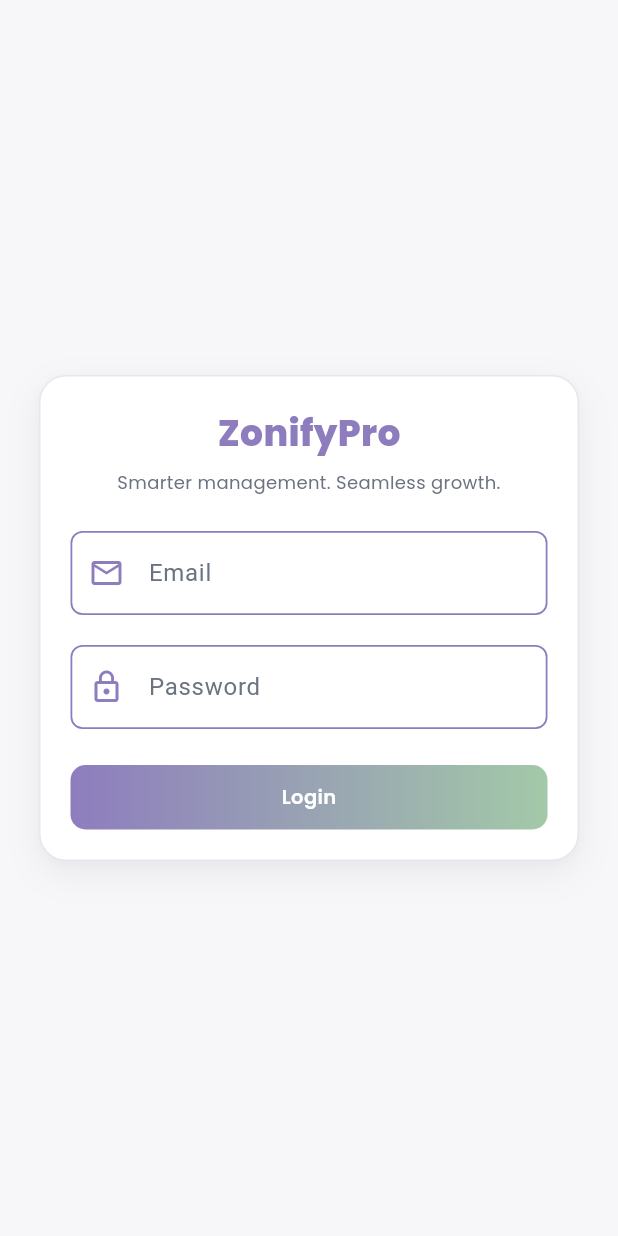
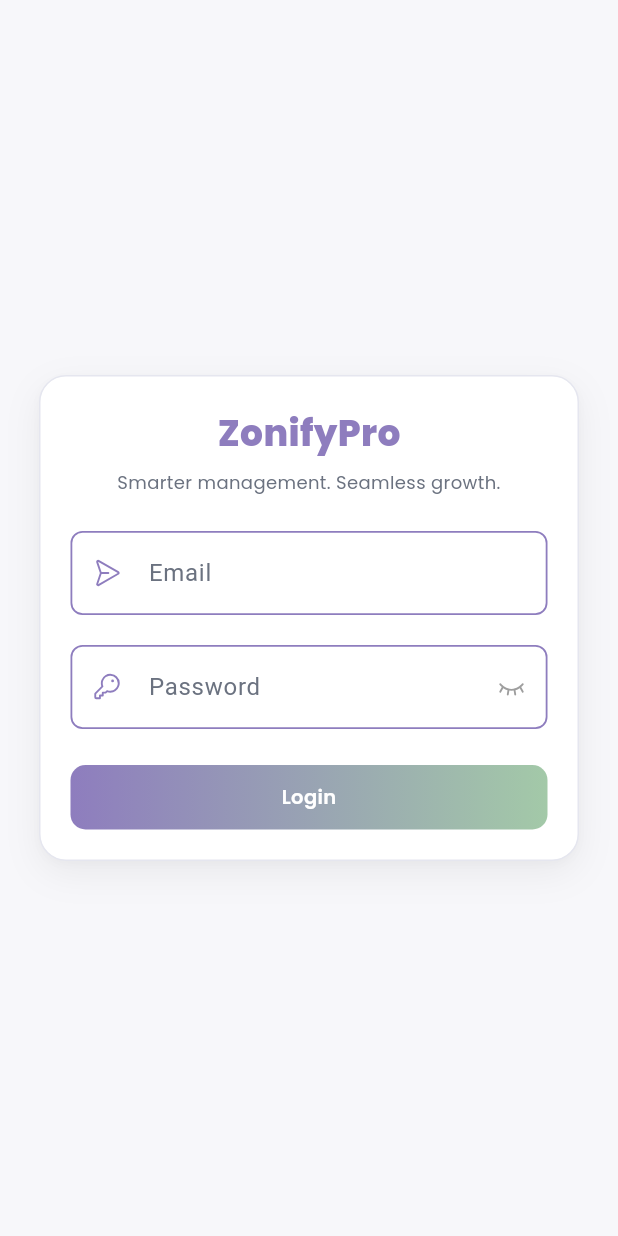
Before and after one commit to AbdulHaseeb4/ZonifyProApplication, a Flutter app: the screen it shows after launch, on a phone screen of 412 x 824 dp. Run offline on Flutter 3.47's test engine with Material 3 defaults, Android fonts, the phone set to English and light mode, and no system bars; our stand-ins replace cloud_firestore, dotted_border, dropdown_button2, firebase_auth, firebase_core, flutter_riverpod and 4 more; accounts and stored records are empty.

Commit message:
phosphor icons add

```diff
--- a/lib/screens/auth/login/login_screen.dart
+++ b/lib/screens/auth/login/login_screen.dart
@@ -1,7 +1,7 @@
 import 'package:flutter/material.dart';
 import 'package:flutter_riverpod/flutter_riverpod.dart';
 import 'package:google_fonts/google_fonts.dart';
-
+import 'package:phosphor_flutter/phosphor_flutter.dart'; // ✅ add this
 import '../../../core/theme.dart';
 import '../../../main.dart'; // rootScaffoldMessengerKey
 import '../../../providers/auth_provider.dart';
@@ -18,6 +18,7 @@ class _LoginScreenState extends ConsumerState<LoginScreen> {
   final passwordController = TextEditingController();
 
   bool _isLoading = false;
+  bool _obscurePassword = true;
 
   Future<void> _login() async {
     final email = emailController.text.trim();
@@ -42,7 +43,7 @@ class _LoginScreenState extends ConsumerState<LoginScreen> {
           backgroundColor: Colors.green,
         ),
       );
-      // Redirect automatically handled by routerProvider
+      // Redirect handled by routerProvider
     } catch (e) {
       rootScaffoldMessengerKey.currentState?.showSnackBar(
         SnackBar(
@@ -113,9 +114,10 @@ class _LoginScreenState extends ConsumerState<LoginScreen> {
                   controller: emailController,
                   decoration: InputDecoration(
                     labelText: "Email",
-                    prefixIcon: const Icon(
-                      Icons.email_outlined,
+                    prefixIcon: Icon(
+                      PhosphorIconsRegular.paperPlaneRight,
                       color: AppTheme.lavender,
+                      size: 20,
                     ),
                     enabledBorder: OutlineInputBorder(
                       borderRadius: BorderRadius.circular(8),
@@ -138,12 +140,25 @@ class _LoginScreenState extends ConsumerState<LoginScreen> {
                 // 🔑 Password
                 TextFormField(
                   controller: passwordController,
-                  obscureText: true,
+                  obscureText: _obscurePassword,
                   decoration: InputDecoration(
                     labelText: "Password",
-                    prefixIcon: const Icon(
-                      Icons.lock_outline,
+                    prefixIcon: Icon(
+                      PhosphorIconsRegular.key,
                       color: AppTheme.lavender,
+                      size: 20,
+                    ),
+                    suffixIcon: IconButton(
+                      icon: Icon(
+                        _obscurePassword
+                            ? PhosphorIconsRegular.eyeClosed
+                            : PhosphorIconsRegular.eyes,
+                        color: Colors.grey,
+                        size: 20,
+                      ),
+                      onPressed: () {
+                        setState(() => _obscurePassword = !_obscurePassword);
+                      },
                     ),
                     enabledBorder: OutlineInputBorder(
                       borderRadius: BorderRadius.circular(8),
--- a/pubspec.yaml
+++ b/pubspec.yaml
@@ -16,8 +16,10 @@ dependencies:
   flutter_web_plugins:
     sdk: flutter
 
+  intl: ^0.20.2
+  rive_animated_icon: ^2.0.5
+  phosphor_flutter: ^2.1.0
   cupertino_icons: ^1.0.8
-  intl: ^0.20.2
   floating_navbar: ^3.0.0
   flutter_screenutil: ^5.9.3
   fl_chart: ^1.0.0
@@ -30,7 +32,6 @@ dependencies:
   dropdown_button2: ^2.3.9
   dotted_border: ^2.0.0
   data_table_2: ^2.6.0
-
   firebase_core: ^3.8.0
   firebase_auth: ^5.3.3
   cloud_firestore: ^5.5.0
@@ -41,7 +42,6 @@ dev_dependencies:
     sdk: flutter
 
   responsive_framework: ^1.5.1
-  flutter_launcher_icons: ^0.14.4
   flutter_lints: ^6.0.0
 
 
```
Also changed, not shown: pubspec.lock, 5 other files.
